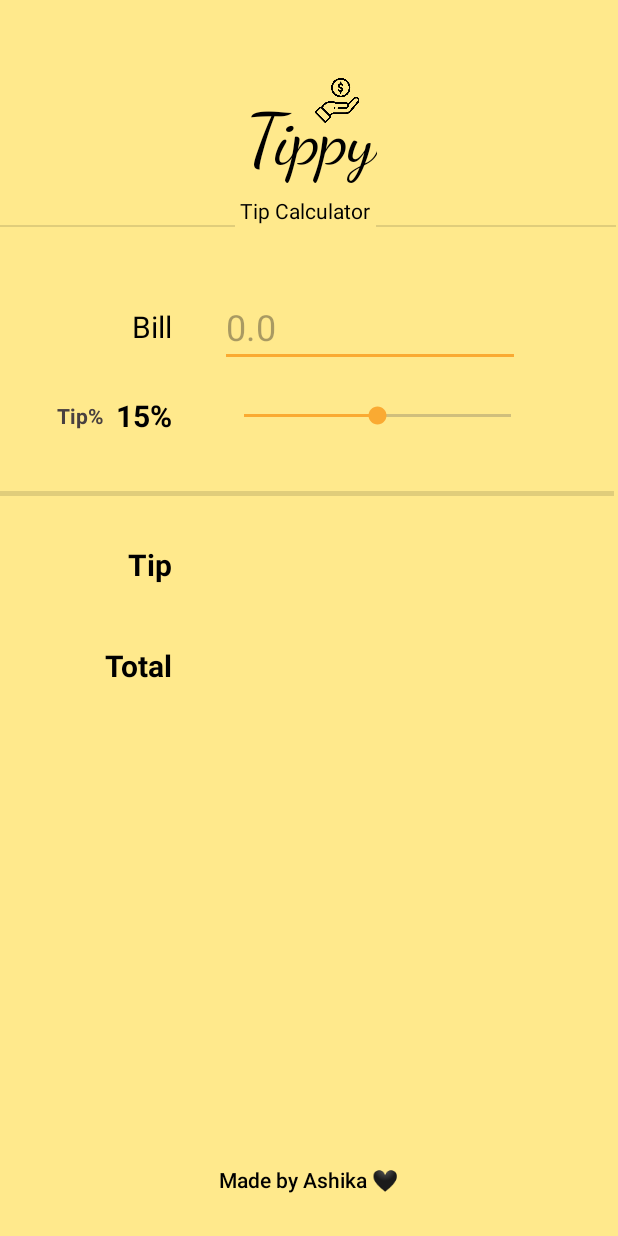
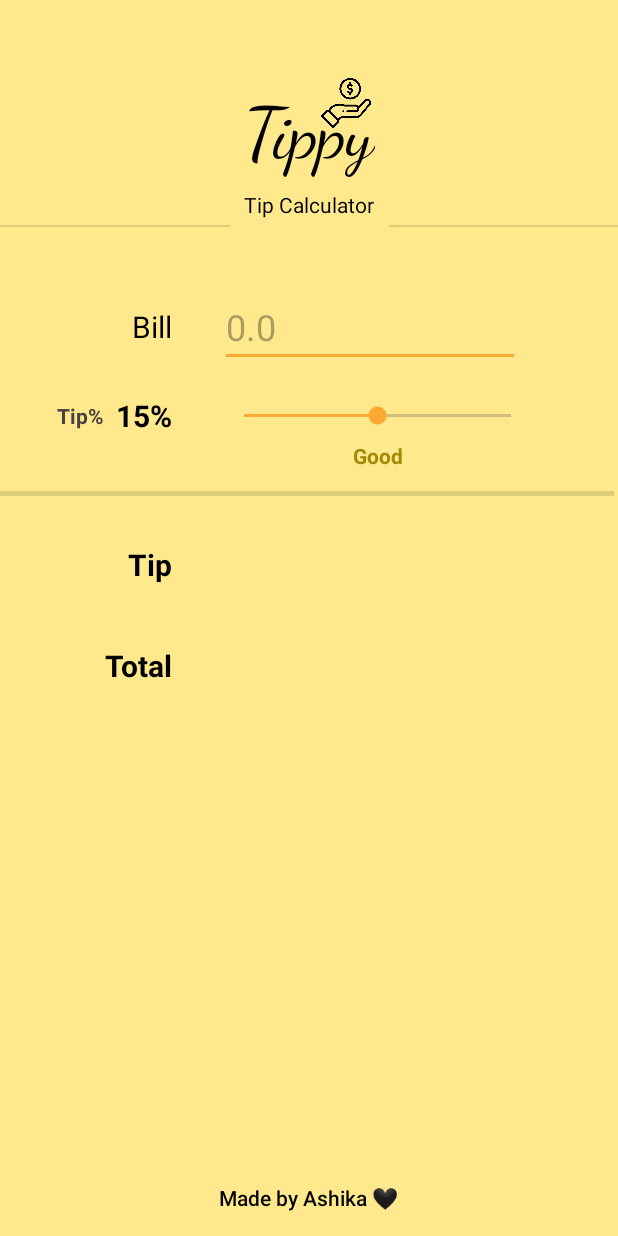
Before and after one commit to achakravorty/tippy-app, an Android app: the screen it shows after launch (MainActivity), on a phone screen of 412 x 824 dp. Run offline under Robolectric (Android 15) with nearby library versions, the phone set to English and light mode, and no system bars.

Commit message:
feat: added a tip description that dynamically changes with tip percent

```diff
--- a/app/src/main/java/com/achakravorty/tippy/MainActivity.kt
+++ b/app/src/main/java/com/achakravorty/tippy/MainActivity.kt
@@ -9,8 +9,10 @@ import android.widget.SeekBar
 import android.widget.TextView
 import androidx.activity.enableEdgeToEdge
 import androidx.appcompat.app.AppCompatActivity
+import androidx.core.content.ContextCompat
 import androidx.core.view.ViewCompat
 import androidx.core.view.WindowInsetsCompat
+import androidx.vectordrawable.graphics.drawable.ArgbEvaluator
 import org.w3c.dom.Text
 
 private const val TAG = "MainActivity"
@@ -23,7 +25,7 @@ class MainActivity : AppCompatActivity() {
     private lateinit var tvTipPercentLabel: TextView
     private lateinit var tvTipAmount: TextView
     private lateinit var tvTotalAmount: TextView
-//    private lateinit var tvTipDescription: TextView
+    private lateinit var tvTipDescription: TextView
 
     override fun onCreate(savedInstanceState: Bundle?) {
         super.onCreate(savedInstanceState)
@@ -41,18 +43,20 @@ class MainActivity : AppCompatActivity() {
         tvTipPercentLabel = findViewById(R.id.tvTipPercentLabel)
         tvTipAmount = findViewById(R.id.tvTipAmount)
         tvTotalAmount = findViewById(R.id.tvTotalAmount)
-//        tvTipDescription = findViewById(R.id.tvTipDescription)
+        tvTipDescription = findViewById(R.id.tvTipDescription)
 
         // initial tipPercent text
         seekBarTip.progress = INITIAL_TIP_PERCENT
         tvTipPercentLabel.text = "$INITIAL_TIP_PERCENT%"
+        // inital tipDescription
+        updateTipDescription(INITIAL_TIP_PERCENT)
         // update seekBar when changed
         seekBarTip.setOnSeekBarChangeListener(object : SeekBar.OnSeekBarChangeListener {
             override fun onProgressChanged(seekBar: SeekBar?, progress: Int, fromUser: Boolean) {
                 Log.i(TAG, "onProgressChanged $progress")
                 tvTipPercentLabel.text = "$progress%"
                 computeTipAndTotal()
-//                updateTipDescription()
+                updateTipDescription(progress)
             }
 
             override fun onStartTrackingTouch(seekBar: SeekBar?) {
@@ -78,9 +82,24 @@ class MainActivity : AppCompatActivity() {
         })
     }
 
-//    private fun updateTipDescription() {
-//        TODO("Not yet implemented")
-//    }
+    // update tipDescription text based on value of tipPercent in status bar
+    private fun updateTipDescription(tipPercent: Int) {
+        val tipDescription = when (tipPercent) {
+            in 0..9 -> "Poor"
+            in 10..14 -> "Acceptable"
+            in 5.. 19 -> "Good"
+            in 20..24 -> "Great"
+            else -> "Amazing"
+        }
+        tvTipDescription.text = tipDescription
+        // update color based on tipPercent (red to green by interpolation)
+        val color = android.animation.ArgbEvaluator().evaluate(
+            tipPercent.toFloat() / seekBarTip.max,
+            ContextCompat.getColor(this, R.color.color_worst_tip),
+            ContextCompat.getColor(this, R.color.color_best_tip)
+        ) as Int
+        tvTipDescription.setTextColor(color)
+    }
 
     // function to calculate and update tip and total value on UI
     private fun computeTipAndTotal() {
--- a/app/src/main/res/layout/activity_main.xml
+++ b/app/src/main/res/layout/activity_main.xml
@@ -110,12 +110,13 @@
         android:id="@+id/appTitle"
         android:layout_width="wrap_content"
         android:layout_height="wrap_content"
-        android:layout_marginStart="164dp"
-        android:layout_marginTop="64dp"
+        android:layout_marginTop="60dp"
         android:fontFamily="cursive"
         android:text="Tippy"
         android:textColor="#000000"
         android:textSize="48sp"
+        app:layout_constraintEnd_toEndOf="parent"
+        app:layout_constraintHorizontal_bias="0.5"
         app:layout_constraintStart_toStartOf="parent"
         app:layout_constraintTop_toTopOf="parent" />
 
@@ -123,19 +124,20 @@
         android:id="@+id/tvFooter"
         android:layout_width="wrap_content"
         android:layout_height="wrap_content"
-        android:layout_marginBottom="28dp"
+        android:layout_marginBottom="16dp"
         android:fontFamily="sans-serif-medium"
         android:text="Made by Ashika 🖤"
         android:textColor="#000000"
         app:layout_constraintBottom_toBottomOf="parent"
         app:layout_constraintEnd_toEndOf="parent"
+        app:layout_constraintHorizontal_bias="0.5"
         app:layout_constraintStart_toStartOf="parent" />
 
     <ImageView
         android:id="@+id/ivTippyLogo"
-        android:layout_width="41dp"
-        android:layout_height="30dp"
-        android:layout_marginStart="204dp"
+        android:layout_width="45dp"
+        android:layout_height="33dp"
+        android:layout_marginStart="208dp"
         android:layout_marginTop="52dp"
         app:layout_constraintStart_toStartOf="parent"
         app:layout_constraintTop_toTopOf="parent"
@@ -145,10 +147,10 @@
         android:id="@+id/tvCaption"
         android:layout_width="wrap_content"
         android:layout_height="wrap_content"
-        android:layout_marginStart="160dp"
         android:layout_marginTop="8dp"
         android:text="Tip Calculator"
         android:textColor="#000000"
+        app:layout_constraintEnd_toEndOf="parent"
         app:layout_constraintStart_toStartOf="parent"
         app:layout_constraintTop_toBottomOf="@+id/appTitle" />
 
@@ -167,7 +169,7 @@
         android:layout_width="160dp"
         android:layout_height="1dp"
         android:layout_marginTop="150dp"
-        android:layout_marginEnd="4dp"
+        android:layout_marginEnd="10dp"
         android:background="?android:attr/listDivider"
         app:layout_constraintEnd_toStartOf="@+id/tvCaption"
         app:layout_constraintTop_toTopOf="parent" />
@@ -176,7 +178,7 @@
         android:id="@+id/divider3"
         android:layout_width="160dp"
         android:layout_height="1dp"
-        android:layout_marginStart="4dp"
+        android:layout_marginStart="10dp"
         android:layout_marginTop="150dp"
         android:background="?android:attr/listDivider"
         app:layout_constraintStart_toEndOf="@+id/tvCaption"
@@ -200,6 +202,7 @@
         android:layout_width="wrap_content"
         android:layout_height="wrap_content"
         android:layout_marginTop="8dp"
+        android:textStyle="bold"
         app:layout_constraintEnd_toEndOf="@+id/seekBarTip"
         app:layout_constraintStart_toStartOf="@+id/seekBarTip"
         app:layout_constraintTop_toBottomOf="@+id/seekBarTip"
--- a/app/src/main/res/values/colors.xml
+++ b/app/src/main/res/values/colors.xml
@@ -4,4 +4,6 @@
     <color name="white">#FFFFFFFF</color>
     <color name="primary_orange">#FFE98C</color>
     <color name="secondary_orange">#FAAA32</color>
+    <color name="color_worst_tip">#DC1E0B</color>
+    <color name="color_best_tip">#35BA01</color>
 </resources>
```
Also changed, not shown: 5 other files.
